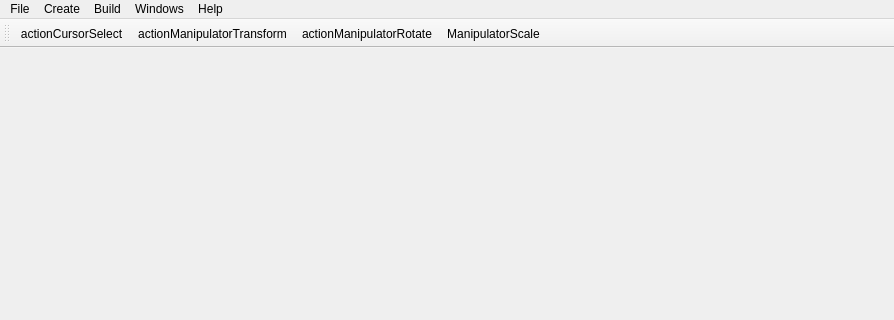
Old version of the form mainwindow.ui in the repository QtOpenGL/RenderMasterEditor; both pictures show x 0 to 894 and y 0 to 320 of the 894 by 547 pixel window.
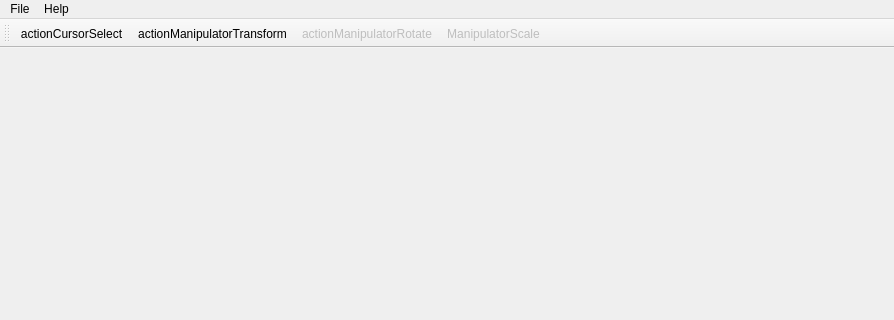
New version of the form. Icons and pictures are not drawn.

Commit message: Disable some icons

```diff
--- a/mainwindow.ui
+++ b/mainwindow.ui
@@ -49,33 +49,6 @@
     <addaction name="separator"/>
     <addaction name="actionExit"/>
    </widget>
-   <widget class="QMenu" name="menuCreate">
-    <property name="title">
-     <string>Create</string>
-    </property>
-    <addaction name="actionCreateGameObject"/>
-   </widget>
-   <widget class="QMenu" name="menuWindows">
-    <property name="title">
-     <string>Windows</string>
-    </property>
-    <widget class="QMenu" name="menuLayouts">
-     <property name="title">
-      <string>Layouts</string>
-     </property>
-     <addaction name="actionScene_edit"/>
-     <addaction name="actionProfessional"/>
-     <addaction name="actionShowreel"/>
-    </widget>
-    <addaction name="actionGame_Viewport"/>
-    <addaction name="actionScene_Viewport"/>
-    <addaction name="actionScene"/>
-    <addaction name="actionProperties"/>
-    <addaction name="actionConsole"/>
-    <addaction name="actionAssets"/>
-    <addaction name="separator"/>
-    <addaction name="menuLayouts"/>
-   </widget>
    <widget class="QMenu" name="menuHelp">
     <property name="title">
      <string>Help</string>
@@ -84,21 +57,13 @@
     <addaction name="separator"/>
     <addaction name="actionAbout_Render_Master"/>
    </widget>
-   <widget class="QMenu" name="menuBuild">
-    <property name="title">
-     <string>Build</string>
-    </property>
-    <addaction name="actionBuild_Standalone"/>
-    <addaction name="actionRun_Standalone"/>
-    <addaction name="actionBuild_And_Run_Standalone"/>
-   </widget>
    <addaction name="menuNew_scene"/>
-   <addaction name="menuCreate"/>
-   <addaction name="menuBuild"/>
-   <addaction name="menuWindows"/>
    <addaction name="menuHelp"/>
   </widget>
   <widget class="QToolBar" name="toolBar">
+   <property name="enabled">
+    <bool>true</bool>
+   </property>
    <property name="sizePolicy">
     <sizepolicy hsizetype="Preferred" vsizetype="Fixed">
      <horstretch>0</horstretch>
@@ -250,6 +215,9 @@
    <property name="checkable">
     <bool>true</bool>
    </property>
+   <property name="enabled">
+    <bool>false</bool>
+   </property>
    <property name="icon">
     <iconset resource="myresources.qrc">
      <normaloff>:/icons/manipulator_scale.png</normaloff>:/icons/manipulator_scale.png</iconset>
@@ -274,6 +242,9 @@
    <property name="checkable">
     <bool>true</bool>
    </property>
+   <property name="enabled">
+    <bool>false</bool>
+   </property>
    <property name="icon">
     <iconset resource="myresources.qrc">
      <normaloff>:/icons/manipulator_rotate.png</normaloff>:/icons/manipulator_rotate.png</iconset>
```
Left out of the diff: 44 changed lines with no effect on the pictures.
